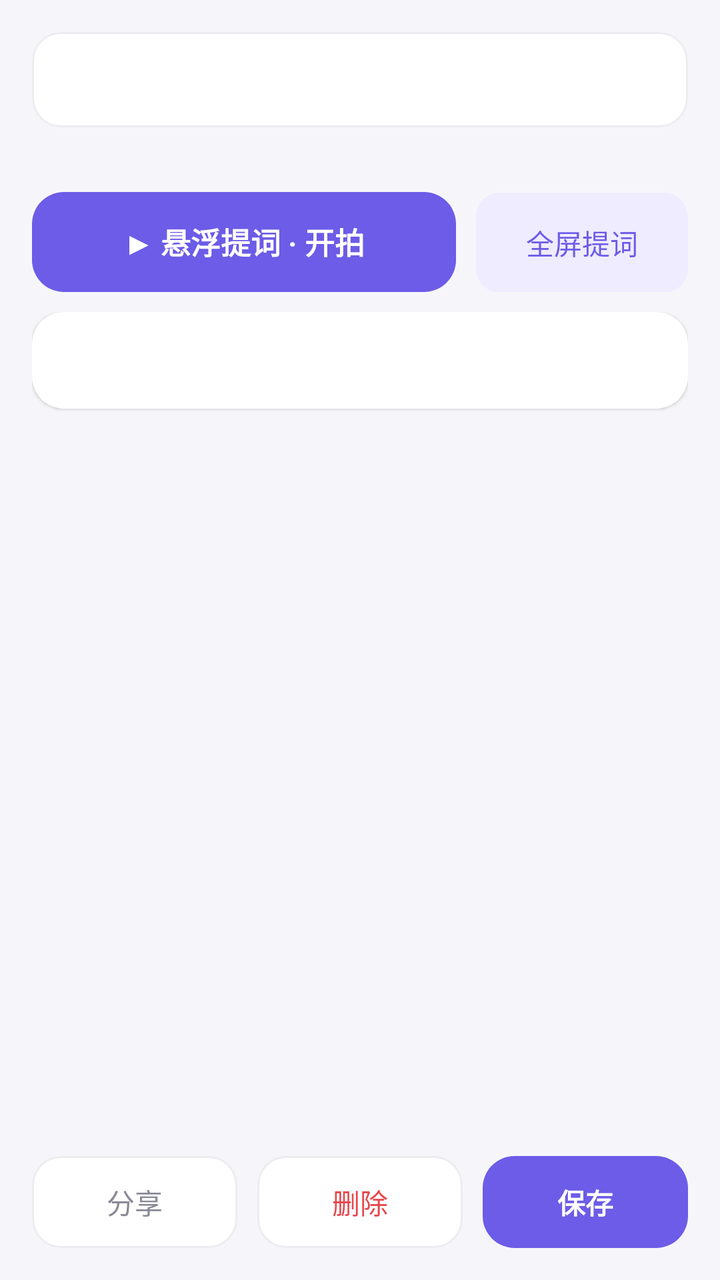
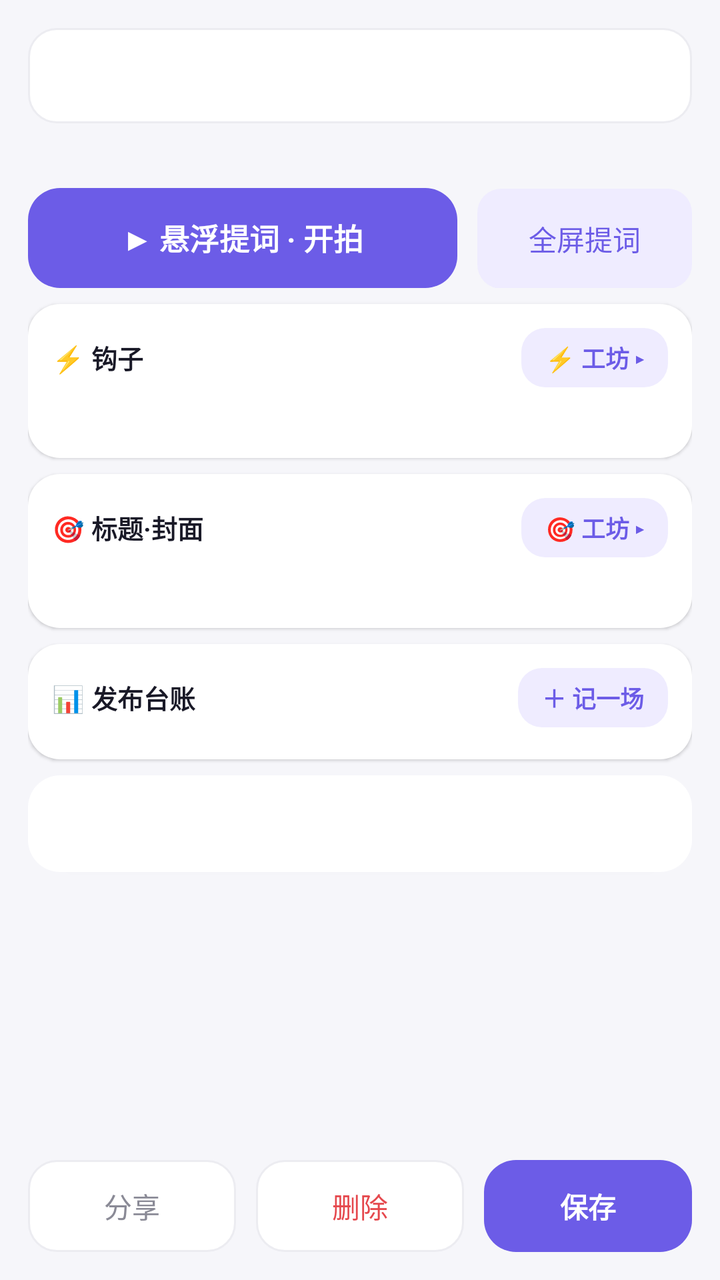

Screens rendered from an Android XML layout before and after an edit, with the pre-edit source and the edit as a unified diff.
<!-- AndroidManifest.xml: application theme Theme.Wenan -->
<!-- res/layout/activity_draft.xml -->
<?xml version="1.0" encoding="utf-8"?>
<LinearLayout xmlns:android="http://schemas.android.com/apk/res/android"
    android:layout_width="match_parent"
    android:layout_height="match_parent"
    android:orientation="vertical"
    android:padding="16dp">

    <EditText
        android:id="@+id/title"
        android:layout_width="match_parent"
        android:layout_height="wrap_content"
        android:background="@drawable/bg_input"
        android:importantForAutofill="no"
        android:inputType="text"
        android:padding="13dp"
        android:textColor="@color/text_main"
        android:textSize="16sp"
        android:textStyle="bold" />

    <TextView
        android:id="@+id/meta"
        android:layout_width="match_parent"
        android:layout_height="wrap_content"
        android:layout_marginTop="6dp"
        android:textColor="@color/text_sub"
        android:textSize="12sp" />

    
    <LinearLayout
        android:layout_width="match_parent"
        android:layout_height="wrap_content"
        android:layout_marginTop="10dp"
        android:orientation="horizontal">

        <TextView
            android:id="@+id/btnPrompter"
            android:layout_width="0dp"
            android:layout_height="50dp"
            android:layout_weight="2"
            android:background="@drawable/bg_grad_primary"
            android:gravity="center"
            android:text="@string/btn_overlay_big"
            android:textColor="#FFFFFFFF"
            android:textSize="15sp"
            android:textStyle="bold" />

        <TextView
            android:id="@+id/btnFloat"
            android:layout_width="0dp"
            android:layout_height="50dp"
            android:layout_marginStart="10dp"
            android:layout_weight="1"
            android:background="@drawable/bg_tile_tp"
            android:gravity="center"
            android:text="@string/btn_full_screen"
            android:textColor="@color/primary"
            android:textSize="14sp" />
    </LinearLayout>

    <ScrollView
        android:layout_width="match_parent"
        android:layout_height="0dp"
        android:layout_marginTop="10dp"
        android:layout_weight="1">

        <EditText
            android:id="@+id/content"
            android:layout_width="match_parent"
            android:layout_height="wrap_content"
            android:background="@drawable/bg_card"
            android:elevation="1dp"
            android:gravity="start|top"
            android:importantForAutofill="no"
            android:inputType="textMultiLine"
            android:lineSpacingExtra="5dp"
            android:padding="14dp"
            android:textColor="@color/text_main"
            android:textSize="15sp" />
    </ScrollView>

    <LinearLayout
        android:layout_width="match_parent"
        android:layout_height="wrap_content"
        android:layout_marginTop="10dp"
        android:orientation="horizontal">

        <TextView
            android:id="@+id/btnShare"
            android:layout_width="0dp"
            android:layout_height="46dp"
            android:layout_weight="1"
            android:background="@drawable/bg_input"
            android:gravity="center"
            android:text="@string/share"
            android:textColor="@color/text_sub"
            android:textSize="14sp" />

        <TextView
            android:id="@+id/btnDel"
            android:layout_width="0dp"
            android:layout_height="46dp"
            android:layout_marginStart="10dp"
            android:layout_weight="1"
            android:background="@drawable/bg_input"
            android:gravity="center"
            android:text="@string/del"
            android:textColor="@color/danger"
            android:textSize="14sp" />

        <TextView
            android:id="@+id/btnSave"
            android:layout_width="0dp"
            android:layout_height="46dp"
            android:layout_marginStart="10dp"
            android:layout_weight="1"
            android:background="@drawable/bg_grad_primary"
            android:gravity="center"
            android:text="@string/save"
            android:textColor="#FFFFFFFF"
            android:textSize="14sp"
            android:textStyle="bold" />
    </LinearLayout>
</LinearLayout>
<!-- resources referenced by this layout -->
<resources>
  <color name="danger">#FFE5484D</color>
  <color name="primary">#FF6C5CE7</color>
  <color name="text_main">#FF191927</color>
  <color name="text_sub">#FF8A8A96</color>
  <!-- drawable bg_card (drawable) -->
  <?xml version="1.0" encoding="utf-8"?>
  <shape xmlns:android="http://schemas.android.com/apk/res/android">
      <solid android:color="#FFFFFFFF" />
      <corners android:radius="16dp" />
  </shape>
  <!-- drawable bg_grad_primary (drawable) -->
  <?xml version="1.0" encoding="utf-8"?>
  <shape xmlns:android="http://schemas.android.com/apk/res/android">
      <solid android:color="#FF6C5CE7" />
      <corners android:radius="16dp" />
  </shape>
  <!-- drawable bg_input (drawable) -->
  <?xml version="1.0" encoding="utf-8"?>
  <shape xmlns:android="http://schemas.android.com/apk/res/android">
      <solid android:color="#FFFFFFFF" />
      <stroke android:width="1dp" android:color="#FFECECF1" />
      <corners android:radius="14dp" />
  </shape>
  <!-- drawable bg_tile_tp (drawable) -->
  <?xml version="1.0" encoding="utf-8"?>
  <shape xmlns:android="http://schemas.android.com/apk/res/android">
      <solid android:color="#FFEFECFF" />
      <corners android:radius="12dp" />
  </shape>
  <string name="btn_full_screen">全屏提词</string>
  <string name="btn_overlay_big">▶ 悬浮提词 · 开拍</string>
  <string name="del">删除</string>
  <string name="save">保存</string>
  <string name="share">分享</string>
  <style name="Theme.Wenan" parent="Theme.MaterialComponents.Light.NoActionBar">
          <item name="colorPrimary">#FF6C5CE7</item>
          <item name="colorPrimaryDark">#FFF6F6FA</item>
          <item name="colorAccent">#FF6C5CE7</item>
          <item name="android:windowBackground">#FFF6F6FA</item>
          <item name="android:statusBarColor">#FFF6F6FA</item>
          <item name="android:navigationBarColor">#FFF6F6FA</item>
          <item name="android:windowLightStatusBar">true</item>
          <item name="android:windowAnimationStyle">@style/WinAnim</item>
      </style>
  <style name="WinAnim">
          <item name="android:activityOpenEnterAnimation">@anim/act_open_in</item>
          <item name="android:activityOpenExitAnimation">@anim/act_open_out</item>
          <item name="android:activityCloseEnterAnimation">@anim/act_close_in</item>
          <item name="android:activityCloseExitAnimation">@anim/act_close_out</item>
      </style>
</resources>

<!-- the commit's change to res/layout/activity_draft.xml (unified diff, before → after) -->
@@ -3,7 +3,7 @@
     android:layout_width="match_parent"
     android:layout_height="match_parent"
     android:orientation="vertical"
-    android:padding="16dp">
+    android:padding="14dp">
 
     <EditText
         android:id="@+id/title"
@@ -57,10 +57,193 @@
             android:textSize="14sp" />
     </LinearLayout>
 
+    
+    <LinearLayout
+        android:layout_width="match_parent"
+        android:layout_height="wrap_content"
+        android:layout_marginTop="8dp"
+        android:background="@drawable/bg_card"
+        android:elevation="1dp"
+        android:orientation="vertical"
+        android:padding="12dp">
+
+        <LinearLayout
+            android:layout_width="match_parent"
+            android:layout_height="wrap_content"
+            android:gravity="center_vertical"
+            android:orientation="horizontal">
+
+            <TextView
+                android:layout_width="wrap_content"
+                android:layout_height="wrap_content"
+                android:text="⚡ 钩子"
+                android:textColor="@color/text_main"
+                android:textSize="13sp"
+                android:textStyle="bold" />
+
+            <TextView
+                android:id="@+id/hookBadge"
+                android:layout_width="wrap_content"
+                android:layout_height="wrap_content"
+                android:layout_marginStart="8dp"
+                android:background="@drawable/bg_score_hi"
+                android:paddingHorizontal="8dp"
+                android:paddingVertical="1dp"
+                android:textColor="#FFFFFFFF"
+                android:textSize="10.5sp"
+                android:textStyle="bold"
+                android:visibility="gone" />
+
+            <Space
+                android:layout_width="0dp"
+                android:layout_height="1dp"
+                android:layout_weight="1" />
+
+            <TextView
+                android:id="@+id/btnHookWork"
+                android:layout_width="wrap_content"
+                android:layout_height="wrap_content"
+                android:background="@drawable/bg_tile_tp"
+                android:paddingHorizontal="12dp"
+                android:paddingVertical="6dp"
+                android:text="⚡ 工坊 ▸"
+                android:textColor="@color/primary"
+                android:textSize="12sp"
+                android:textStyle="bold" />
+        </LinearLayout>
+
+        <TextView
+            android:id="@+id/tvHook"
+            android:layout_width="match_parent"
+            android:layout_height="wrap_content"
+            android:layout_marginTop="6dp"
+            android:ellipsize="end"
+            android:maxLines="2"
+            android:textColor="@color/text_sub"
+            android:textSize="12.5sp" />
+    </LinearLayout>
+
+    
+    <LinearLayout
+        android:layout_width="match_parent"
+        android:layout_height="wrap_content"
+        android:layout_marginTop="8dp"
+        android:background="@drawable/bg_card"
+        android:elevation="1dp"
+        android:orientation="vertical"
+        android:padding="12dp">
+
+        <LinearLayout
+            android:layout_width="match_parent"
+            android:layout_height="wrap_content"
+            android:gravity="center_vertical"
+            android:orientation="horizontal">
+
+            <TextView
+                android:layout_width="wrap_content"
+                android:layout_height="wrap_content"
+                android:text="🎯 标题·封面"
+                android:textColor="@color/text_main"
+                android:textSize="13sp"
+                android:textStyle="bold" />
+
+            <TextView
+                android:id="@+id/coverBadge"
+                android:layout_width="wrap_content"
+                android:layout_height="wrap_content"
+                android:layout_marginStart="8dp"
+                android:background="@drawable/bg_tile_tp"
+                android:paddingHorizontal="8dp"
+                android:paddingVertical="1dp"
+                android:text="封面已设"
+                android:textColor="@color/primary"
+                android:textSize="10.5sp"
+                android:textStyle="bold"
+                android:visibility="gone" />
+
+            <Space
+                android:layout_width="0dp"
+                android:layout_height="1dp"
+                android:layout_weight="1" />
+
+            <TextView
+                android:id="@+id/btnTitleWork"
+                android:layout_width="wrap_content"
+                android:layout_height="wrap_content"
+                android:background="@drawable/bg_tile_tp"
+                android:paddingHorizontal="12dp"
+                android:paddingVertical="6dp"
+                android:text="🎯 工坊 ▸"
+                android:textColor="@color/primary"
+                android:textSize="12sp"
+                android:textStyle="bold" />
+        </LinearLayout>
+
+        <TextView
+            android:id="@+id/tvCover"
+            android:layout_width="match_parent"
+            android:layout_height="wrap_content"
+            android:layout_marginTop="6dp"
+            android:ellipsize="end"
+            android:maxLines="2"
+            android:textColor="@color/text_sub"
+            android:textSize="12.5sp" />
+    </LinearLayout>
+
+    
+    <LinearLayout
+        android:layout_width="match_parent"
+        android:layout_height="wrap_content"
+        android:layout_marginTop="8dp"
+        android:background="@drawable/bg_card"
+        android:elevation="1dp"
+        android:orientation="vertical"
+        android:padding="12dp">
+
+        <LinearLayout
+            android:layout_width="match_parent"
+            android:layout_height="wrap_content"
+            android:gravity="center_vertical"
+            android:orientation="horizontal">
+
+            <TextView
+                android:layout_width="wrap_content"
+                android:layout_height="wrap_content"
+                android:text="📊 发布台账"
+                android:textColor="@color/text_main"
+                android:textSize="13sp"
+                android:textStyle="bold" />
+
+            <Space
+                android:layout_width="0dp"
+                android:layout_height="1dp"
+                android:layout_weight="1" />
+
+            <TextView
+                android:id="@+id/btnPublishAdd"
+                android:layout_width="wrap_content"
+                android:layout_height="wrap_content"
+                android:background="@drawable/bg_tile_tp"
+                android:paddingHorizontal="12dp"
+                android:paddingVertical="6dp"
+                android:text="＋ 记一场"
+                android:textColor="@color/primary"
+                android:textSize="12sp"
+                android:textStyle="bold" />
+        </LinearLayout>
+
+        <LinearLayout
+            android:id="@+id/llPublishes"
+            android:layout_width="match_parent"
+            android:layout_height="wrap_content"
+            android:layout_marginTop="4dp"
+            android:orientation="vertical" />
+    </LinearLayout>
+
     <ScrollView
         android:layout_width="match_parent"
         android:layout_height="0dp"
-        android:layout_marginTop="10dp"
+        android:layout_marginTop="8dp"
         android:layout_weight="1">
 
         <EditText
<!-- resource entries referenced after the edit -->
@@ -23,6 +23,12 @@
       <stroke android:width="1dp" android:color="#FFECECF1" />
       <corners android:radius="14dp" />
   </shape>
+  <!-- drawable bg_score_hi (drawable) -->
+  <?xml version="1.0" encoding="utf-8"?>
+  <shape xmlns:android="http://schemas.android.com/apk/res/android">
+      <solid android:color="@color/score_hi" />
+      <corners android:radius="20dp" />
+  </shape>
   <!-- drawable bg_tile_tp (drawable) -->
   <?xml version="1.0" encoding="utf-8"?>
   <shape xmlns:android="http://schemas.android.com/apk/res/android">
@@ -44,6 +50,7 @@
           <item name="android:windowLightStatusBar">true</item>
           <item name="android:windowAnimationStyle">@style/WinAnim</item>
       </style>
+  <color name="score_hi">#FF16A34A</color>
   <style name="WinAnim">
           <item name="android:activityOpenEnterAnimation">@anim/act_open_in</item>
           <item name="android:activityOpenExitAnimation">@anim/act_open_out</item>
